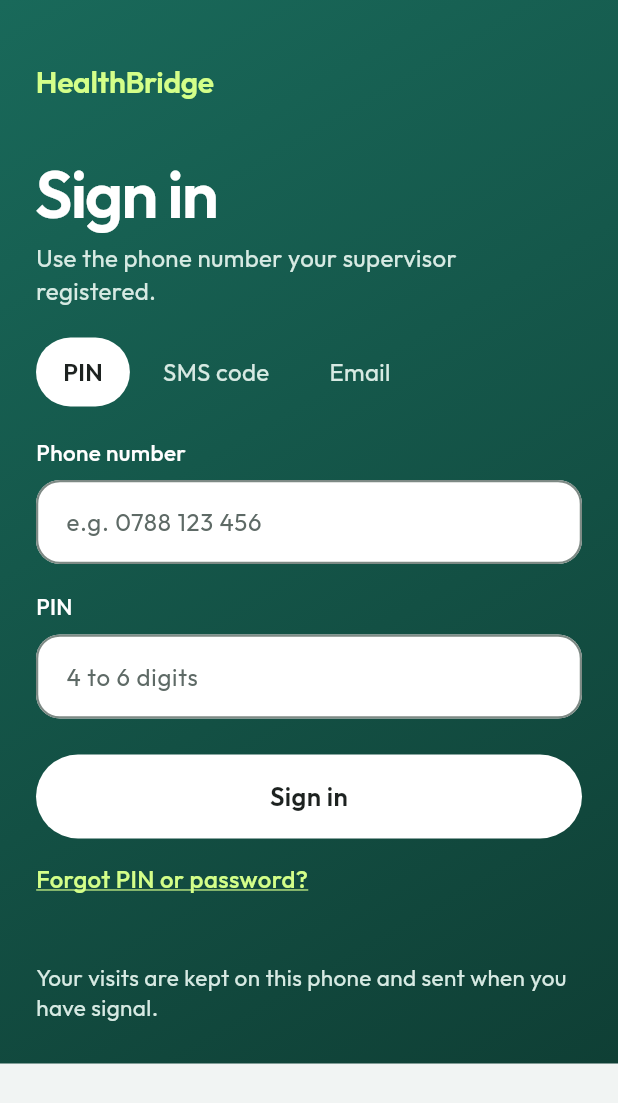
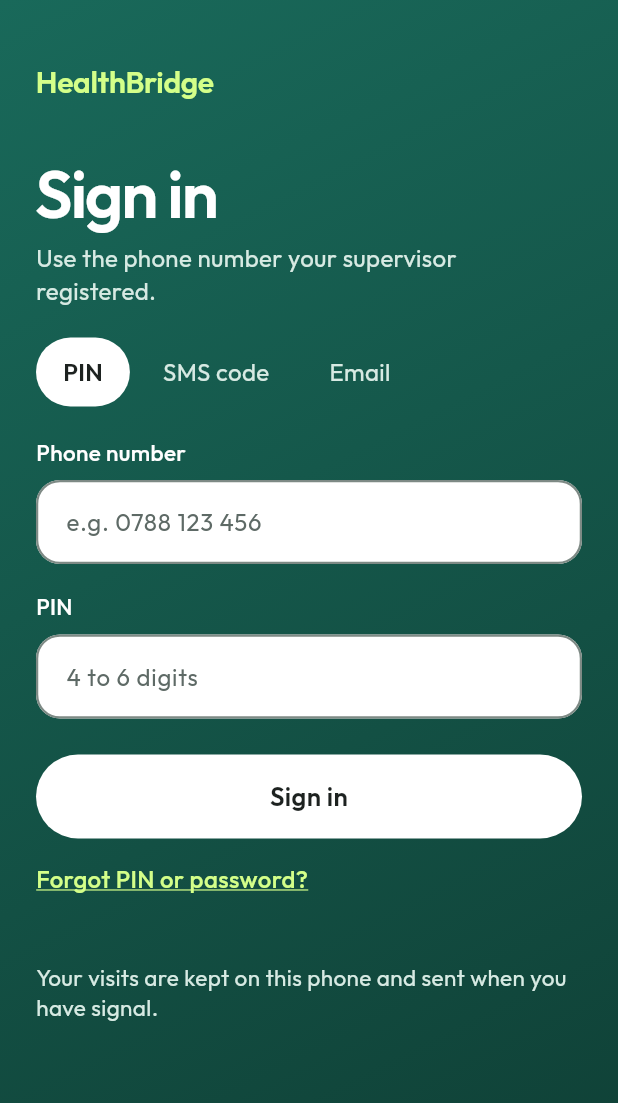
Before and after one commit to nshderrick056/HealthBridge_v2, a Flutter app: the screen it shows after launch, on a phone screen of 412 x 824 dp. Shown: the top 1103 px of the screen. Run offline on Flutter 3.47's test engine with Material 3 defaults, Android fonts, the phone set to English and light mode, and no system bars; our stand-ins replace cloud_firestore, connectivity_plus, drift, firebase_auth, firebase_core, flutter_riverpod and 2 more; missing offline and left inert: cryptography, workmanager; accounts and stored records are empty; generated files the repository leaves out were written again.

Commit message:
fix(app): sign-in background fills the whole screen
The stack now expands to the screen and the scaffold takes the gradient's end colour, so the green
reaches the bottom edge instead of stopping partway.

Co-Authored-By: Claude Sonnet 5.5 <noreply@anthropic.com>

```diff
--- a/lib/presentation/auth/login_screen.dart
+++ b/lib/presentation/auth/login_screen.dart
@@ -160,7 +160,10 @@ class _LoginScreenState extends ConsumerState<LoginScreen> {
   Widget _layout(LoginState login) => Scaffold(
     // The green stays still when the keyboard opens; only the form scrolls up above it.
     resizeToAvoidBottomInset: false,
+    // The gradient ends in this colour, so no light edge can show below it.
+    backgroundColor: HbColors.brandDeep,
     body: Stack(
+      fit: StackFit.expand,
       children: [
         const Positioned.fill(
           child: DecoratedBox(
```
